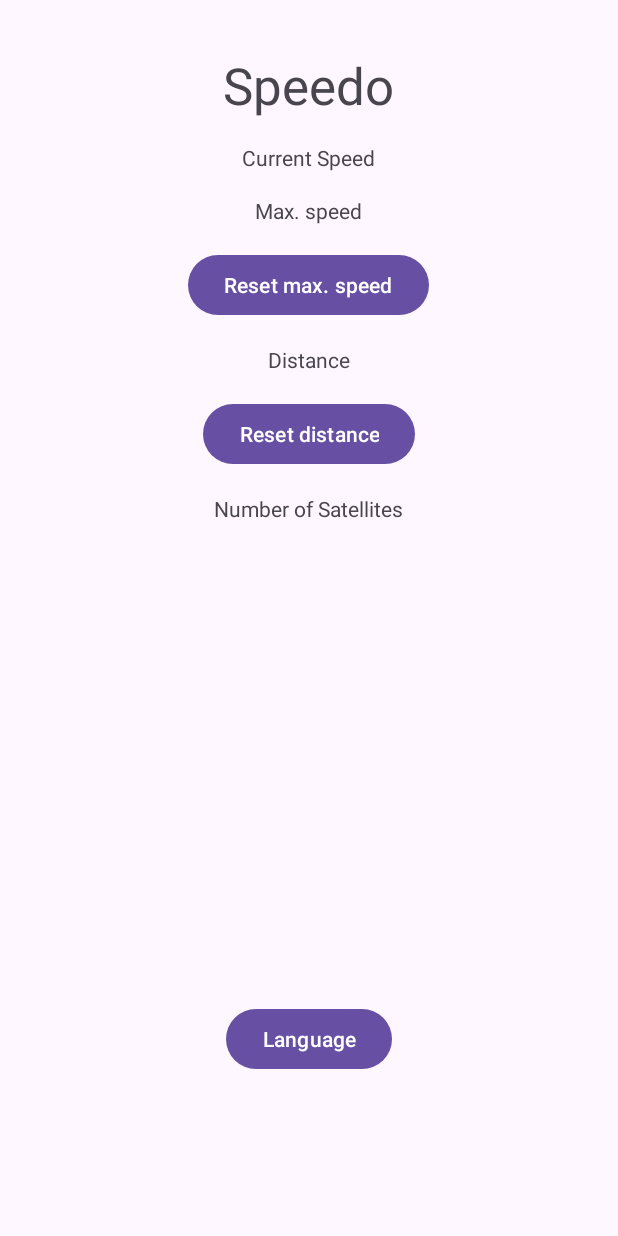
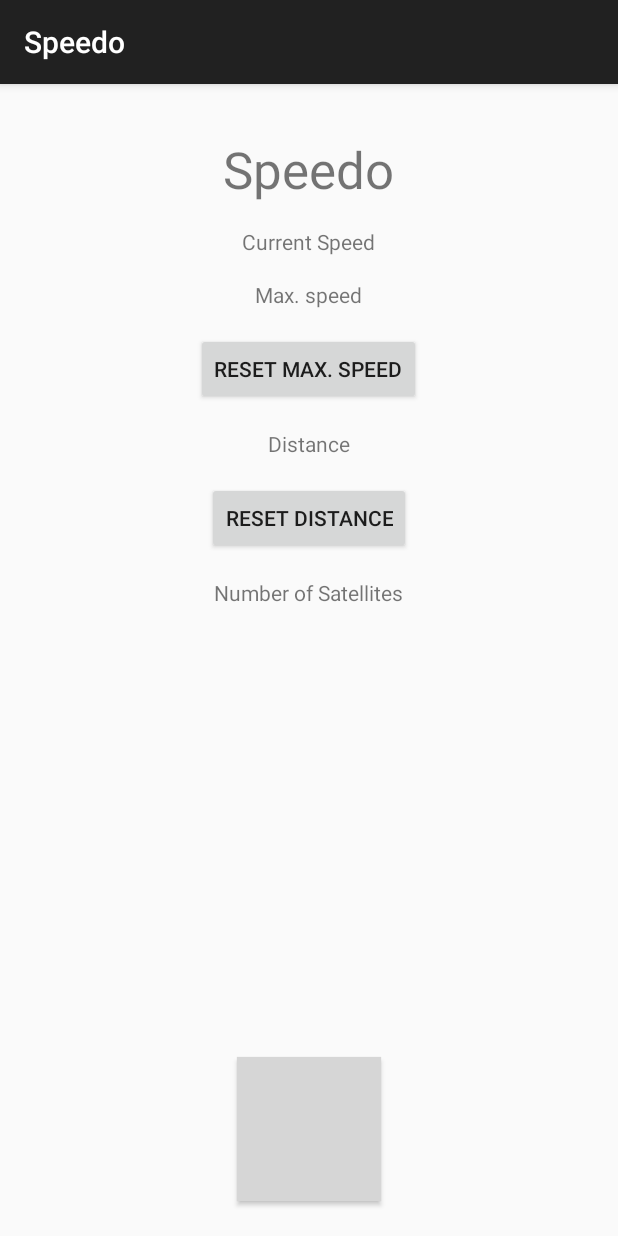
Before and after one commit to FuzzyWuzzy8/Speedo, an Android app: the screen it shows after launch (MainActivity), on a phone screen of 412 x 824 dp. Run offline under Robolectric (Android 15) with nearby library versions, the phone set to English and light mode, and no system bars; grey boxes are pictures that could not be loaded.

Commit message:
Improved UI

```diff
--- a/app/src/main/java/pl/pue/air/speedo/MainActivity.java
+++ b/app/src/main/java/pl/pue/air/speedo/MainActivity.java
@@ -103,7 +103,7 @@ public class MainActivity extends AppCompatActivity {
 
         //locale language
         loadLocale();
-
+/*
         //change actionbar title
         ActionBar actionBar = getSupportActionBar();
         if (actionBar != null) {
@@ -111,11 +111,11 @@ public class MainActivity extends AppCompatActivity {
         } else {
             Log.e("MainActivity", "ActionBar is null");
         }
-/*
+*/
         //change actionbar title
         ActionBar actionBar = getSupportActionBar();
         actionBar.setTitle(getResources().getString(R.string.app_name));
-*/
+
         //language
         TextView changeLang = findViewById(R.id.language);
         changeLang.setOnClickListener(new View.OnClickListener() {
--- a/app/src/main/res/layout/activity_main.xml
+++ b/app/src/main/res/layout/activity_main.xml
@@ -83,8 +83,9 @@
         android:layout_height="wrap_content"
         android:layout_below="@id/textNoSatellites"
         android:layout_centerHorizontal="true"
-        android:layout_marginTop="320dp"
-        android:text="@string/language" />
+        android:layout_marginTop="300dp"
+        android:text="@string/language"
+        android:background="@drawable/button1"/>
 
     <!-- Other buttons and elements -->
 
--- a/app/src/main/res/values/themes.xml
+++ b/app/src/main/res/values/themes.xml
@@ -1,6 +1,9 @@
 <resources xmlns:tools="http://schemas.android.com/tools">
     <!-- Base application theme. -->
-    <style name="Base.Theme.Speedo" parent="Theme.Material3.DayNight.NoActionBar">
+    <!--style name="Base.Theme.Speedo" parent="Theme.AppCompat.Light.DarkActionBar"-->
+    <!--style name="Base.Theme.Speedo" parent="Theme.Material3.DayNight.NoActionBar"-->
+    <!--style name="Base.Theme.Speedo" parent="Theme.MaterialComponents.DayNight.DarkActionBar"-->
+    <style name="Base.Theme.Speedo" parent="Theme.AppCompat.Light.DarkActionBar">
         <!-- Customize your light theme here. -->
         <!-- <item name="colorPrimary">@color/my_light_primary</item> -->
     </style>
```
Also changed, not shown: app/src/main/res/values/colors.xml (+10 -0 lines).
